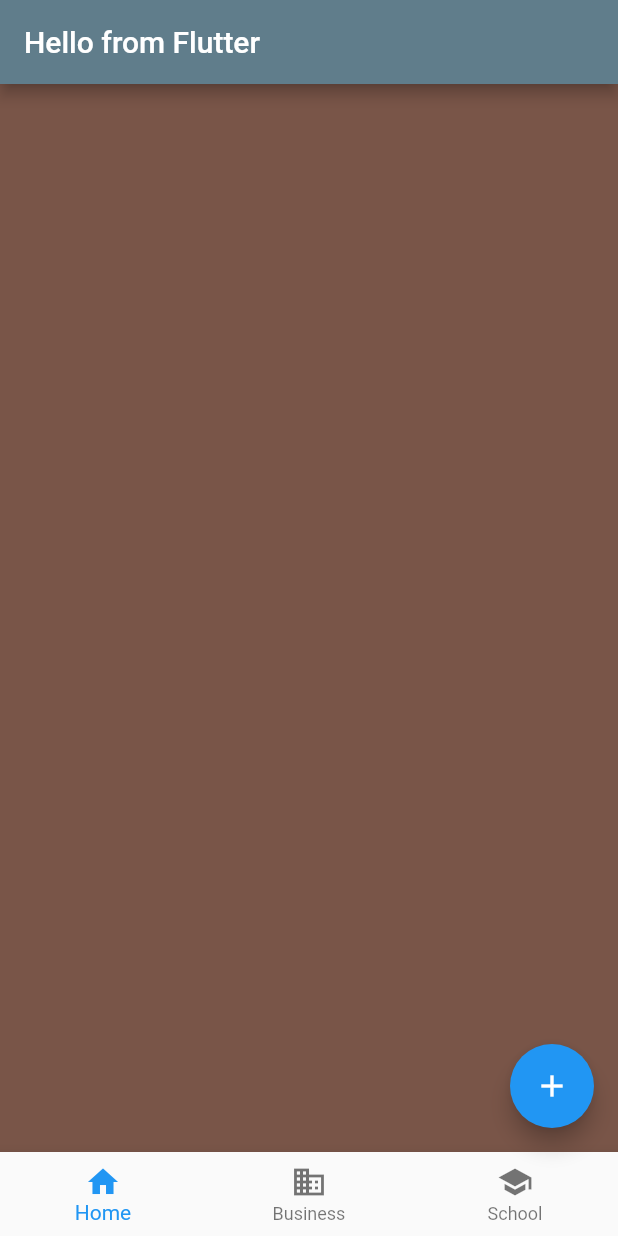
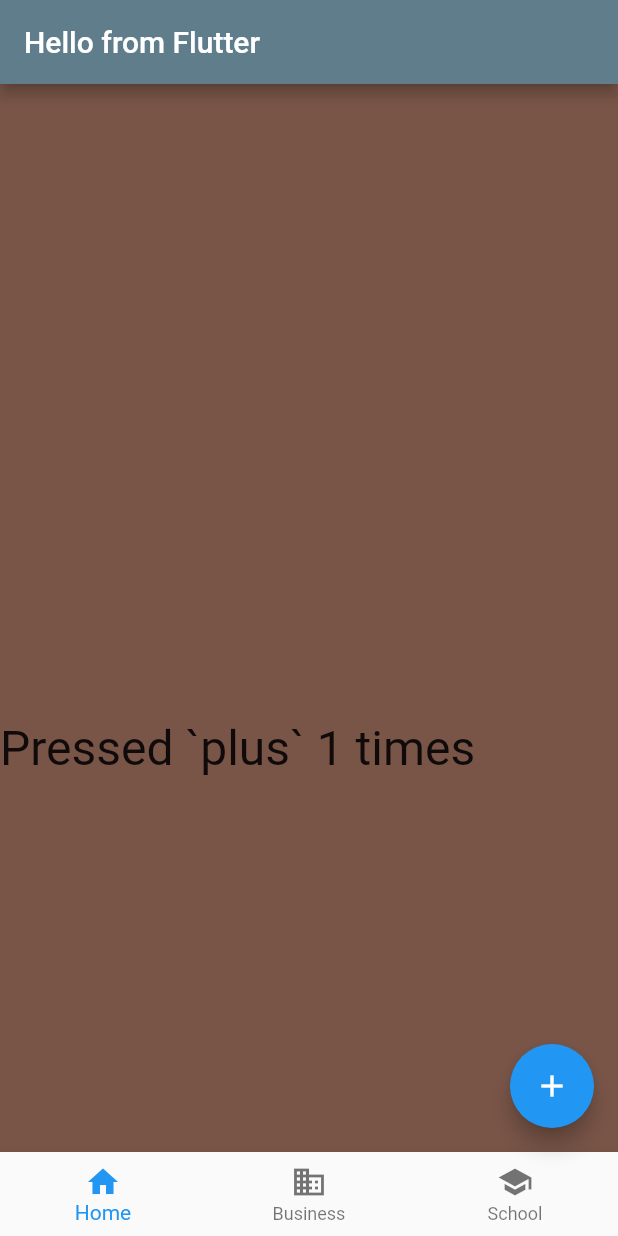
Before and after one commit to jdesoto1618/flutter-android-app, a Flutter app: the screen it shows after launch, scrolled down 576 dp, after a tap on the "add" icon, on a phone screen of 412 x 824 dp. Run offline on Flutter 3.47's test engine with Material 2 defaults, Android fonts, the phone set to English and light mode, and no system bars.

Commit message:
Adds count state to update a count on the page whenever the plus button is pressed.
Included this text within each item builder container so it is
always visible.

```diff
--- a/lib/main.dart
+++ b/lib/main.dart
@@ -2,11 +2,18 @@ import 'package:flutter/material.dart';
 import 'dart:math' as math;
 
 void main(List<String> args) {
-  runApp(MyApp());
+  runApp(const MyApp());
 }
 
-class MyApp extends StatelessWidget {
+class MyApp extends StatefulWidget {
   const MyApp({super.key});
+
+  @override
+  State<MyApp> createState() => _MyAppState();
+}
+
+class _MyAppState extends State<MyApp> {
+  int count = 0;
 
   @override
   Widget build(BuildContext context) {
@@ -23,12 +30,18 @@ class MyApp extends StatelessWidget {
                   .primaries[math.Random().nextInt(Colors.primaries.length)],
               width: 500,
               height: 500,
+              child: Text(
+                'Pressed `plus` $count times',
+                style: const TextStyle(fontSize: 32),
+              ),
             );
           },
         ),
         floatingActionButton: FloatingActionButton(
           onPressed: () {
-            print('pressed button!');
+            setState(() {
+              count++;
+            });
           },
           child: const Icon(Icons.add),
         ),
```
